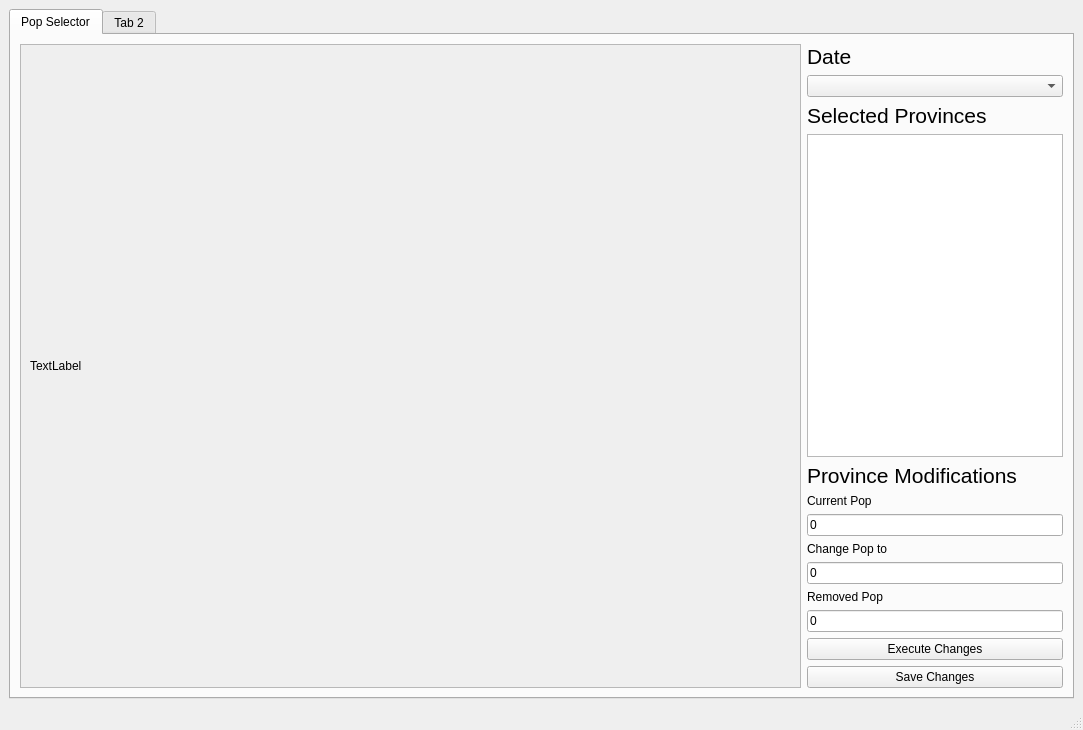
First picture: the form in ui/mainwindow.ui, repository KitiHey/vic2tool, before the edit.
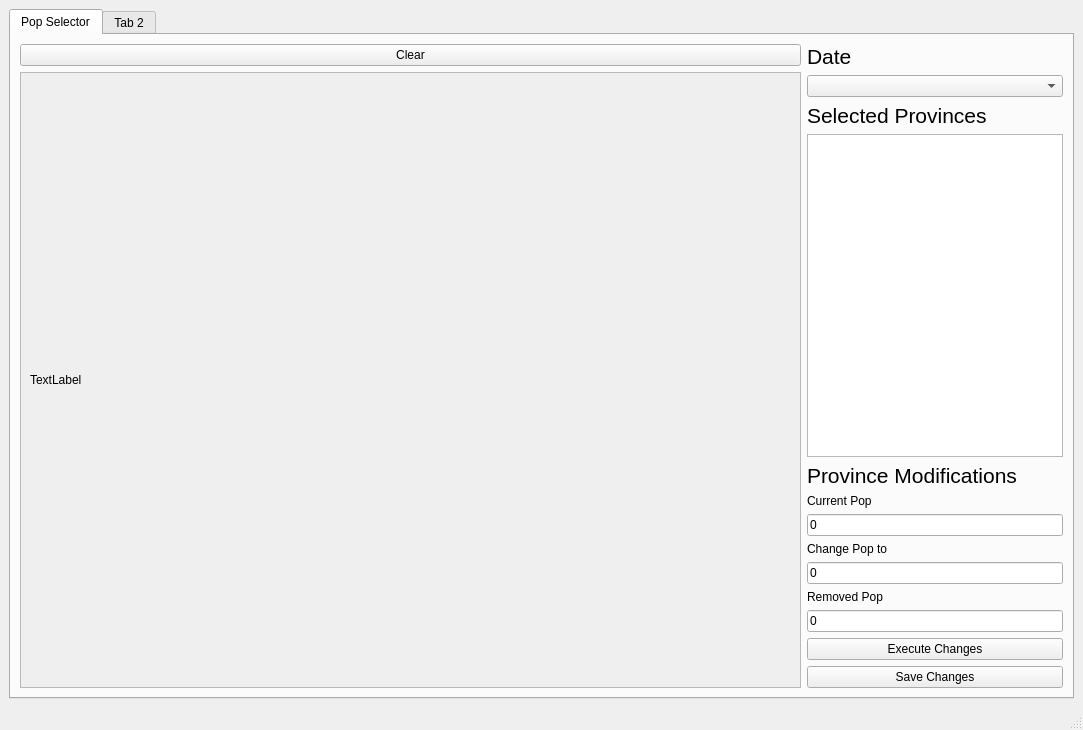
Second picture: the form after the edit. Custom widgets are drawn as their Qt base class.

Commit message: add clear button

```diff
--- a/ui/mainwindow.ui
+++ b/ui/mainwindow.ui
@@ -15,7 +15,7 @@
   </property>
   <widget class="QWidget" name="centralwidget">
    <layout class="QGridLayout" name="gridLayout">
-    <item row="0" column="0">
+    <item row="0" column="1">
      <widget class="QTabWidget" name="tabWidget">
       <property name="currentIndex">
        <number>0</number>
@@ -26,6 +26,19 @@
        </attribute>
        <layout class="QHBoxLayout" name="horizontalLayout_2">
         <item>
+         <layout class="QVBoxLayout" name="verticalLayout_4">
+          <item>
+           <layout class="QHBoxLayout" name="horizontalLayout">
+            <item>
+             <widget class="QPushButton" name="clearPopMap">
+              <property name="text">
+               <string>Clear</string>
+              </property>
+             </widget>
+            </item>
+           </layout>
+          </item>
+          <item>
          <widget class="QScrollArea" name="mapPreviewScroll">
           <property name="sizePolicy">
            <sizepolicy hsizetype="Expanding" vsizetype="Expanding">
@@ -41,8 +54,8 @@
             <rect>
              <x>0</x>
              <y>0</y>
-             <width>777</width>
-             <height>619</height>
+               <width>775</width>
+               <height>585</height>
             </rect>
            </property>
            <layout class="QVBoxLayout" name="verticalLayout_2">
@@ -56,6 +69,8 @@
            </layout>
           </widget>
          </widget>
+          </item>
+         </layout>
         </item>
         <item>
          <layout class="QVBoxLayout" name="verticalLayout">
```
Lines whose indentation alone changed are shown as unchanged. The commit also changes 2 other files.
